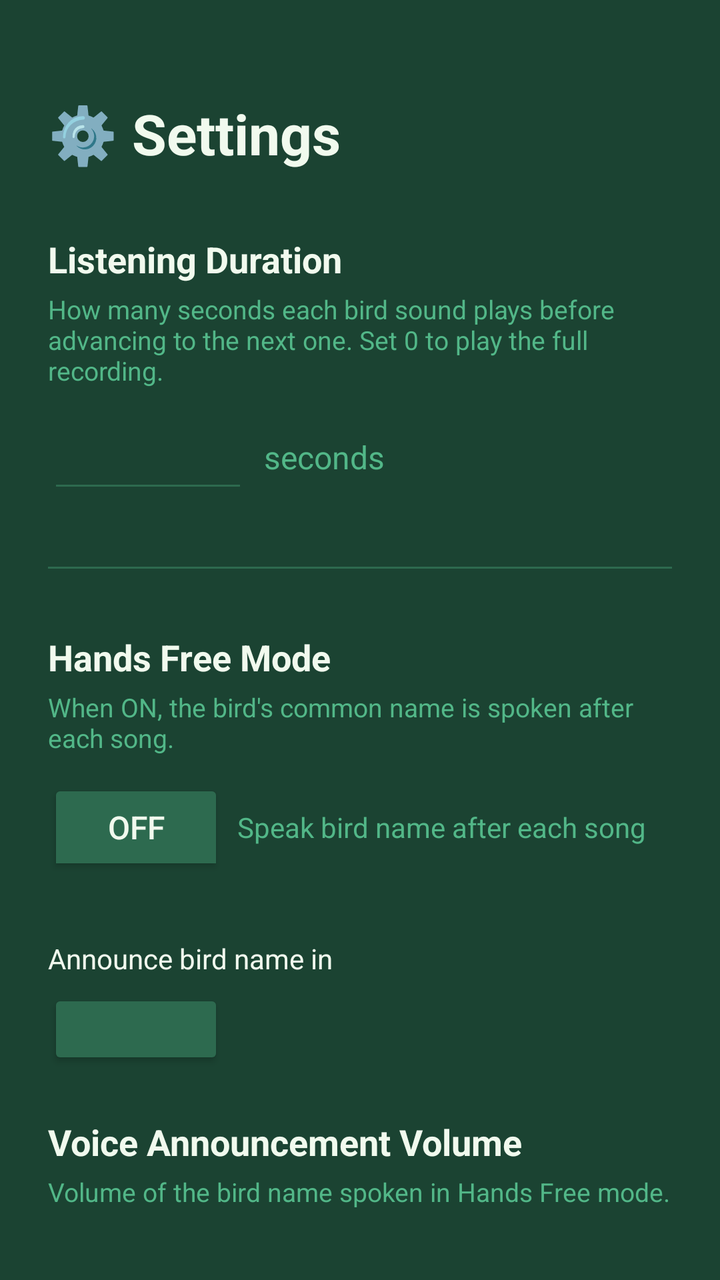
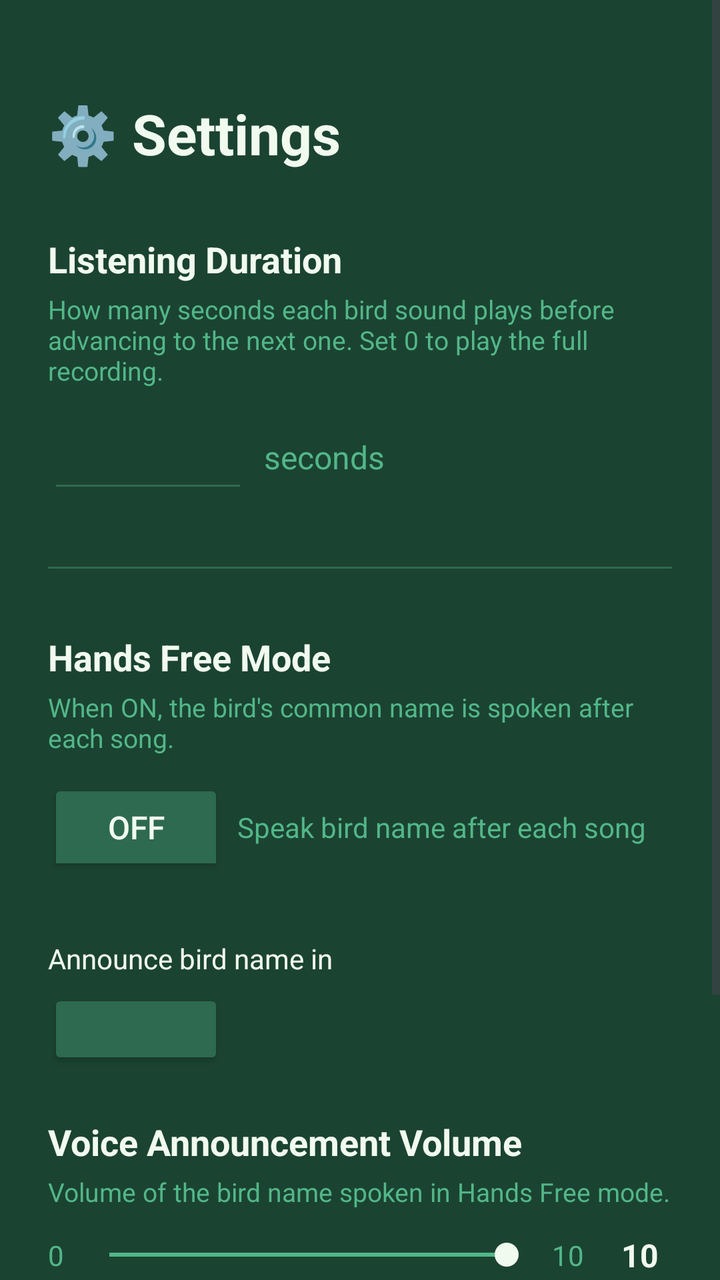

Before-and-after screenshots of an Android layout around one commit, followed by the original layout XML and the change that was made.
<!-- AndroidManifest.xml: application theme Theme.Birder -->
<!-- res/layout/activity_settings.xml -->
<?xml version="1.0" encoding="utf-8"?>
<LinearLayout xmlns:android="http://schemas.android.com/apk/res/android"
    android:layout_width="match_parent"
    android:layout_height="match_parent"
    android:orientation="vertical"
    android:background="@color/green_dark"
    android:padding="24dp">

    
    <TextView
        android:layout_width="match_parent"
        android:layout_height="wrap_content"
        android:text="⚙️ Settings"
        android:textSize="28sp"
        android:textColor="@color/cream"
        android:textStyle="bold"
        android:paddingTop="24dp"
        android:paddingBottom="32dp" />

    
    <TextView
        android:layout_width="match_parent"
        android:layout_height="wrap_content"
        android:text="Listening Duration"
        android:textSize="18sp"
        android:textColor="@color/cream"
        android:textStyle="bold"
        android:paddingBottom="4dp" />

    <TextView
        android:layout_width="match_parent"
        android:layout_height="wrap_content"
        android:text="How many seconds each bird sound plays before advancing to the next one. Set 0 to play the full recording."
        android:textSize="13sp"
        android:textColor="@color/green_light"
        android:paddingBottom="12dp" />

    <LinearLayout
        android:layout_width="match_parent"
        android:layout_height="wrap_content"
        android:orientation="horizontal"
        android:gravity="center_vertical"
        android:paddingBottom="32dp">

        <EditText
            android:id="@+id/etListeningDuration"
            android:layout_width="100dp"
            android:layout_height="wrap_content"
            android:inputType="number"
            android:textColor="@color/cream"
            android:textSize="22sp"
            android:backgroundTint="@color/green_mid"
            android:gravity="center"
            android:paddingHorizontal="12dp"
            android:paddingVertical="8dp" />

        <TextView
            android:layout_width="wrap_content"
            android:layout_height="wrap_content"
            android:text="  seconds"
            android:textSize="16sp"
            android:textColor="@color/green_light" />

    </LinearLayout>

    
    <View
        android:layout_width="match_parent"
        android:layout_height="1dp"
        android:background="@color/green_mid"
        android:layout_marginBottom="32dp" />

    
    <TextView
        android:layout_width="match_parent"
        android:layout_height="wrap_content"
        android:text="Hands Free Mode"
        android:textSize="18sp"
        android:textColor="@color/cream"
        android:textStyle="bold"
        android:paddingBottom="4dp" />

    <TextView
        android:layout_width="match_parent"
        android:layout_height="wrap_content"
        android:text="When ON, the bird's common name is spoken after each song."
        android:textSize="13sp"
        android:textColor="@color/green_light"
        android:paddingBottom="12dp" />

    <LinearLayout
        android:layout_width="match_parent"
        android:layout_height="wrap_content"
        android:orientation="horizontal"
        android:gravity="center_vertical"
        android:paddingBottom="32dp">

        <ToggleButton
            android:id="@+id/toggleHandsFree"
            android:layout_width="wrap_content"
            android:layout_height="wrap_content"
            android:textOn="ON"
            android:textOff="OFF"
            android:checked="false"
            android:textSize="16sp"
            android:textColor="@color/cream"
            android:backgroundTint="@color/green_mid" />



        <TextView
            android:layout_width="wrap_content"
            android:layout_height="wrap_content"
            android:text="  Speak bird name after each song"
            android:textSize="14sp"
            android:textColor="@color/green_light" />



    </LinearLayout>

    
    <TextView
        android:layout_width="match_parent"
        android:layout_height="wrap_content"
        android:text="Announce bird name in"
        android:textSize="14sp"
        android:textColor="@color/cream"
        android:paddingBottom="6dp" />

    <Button
        android:id="@+id/btnTtsLanguage"
        android:layout_width="wrap_content"
        android:layout_height="40dp"
        android:textSize="13sp"
        android:textColor="@color/cream"
        android:backgroundTint="@color/green_mid"
        android:layout_marginBottom="24dp" />

    
    <TextView
        android:layout_width="match_parent"
        android:layout_height="wrap_content"
        android:text="Voice Announcement Volume"
        android:textSize="18sp"
        android:textColor="@color/cream"
        android:textStyle="bold"
        android:paddingBottom="4dp" />

    <TextView
        android:layout_width="match_parent"
        android:layout_height="wrap_content"
        android:text="Volume of the bird name spoken in Hands Free mode."
        android:textSize="13sp"
        android:textColor="@color/green_light"
        android:paddingBottom="12dp" />

    <LinearLayout
        android:layout_width="match_parent"
        android:layout_height="wrap_content"
        android:orientation="horizontal"
        android:gravity="center_vertical"
        android:paddingBottom="32dp">

        <TextView
            android:layout_width="wrap_content"
            android:layout_height="wrap_content"
            android:text="0  "
            android:textColor="@color/green_light"
            android:textSize="14sp" />

        <SeekBar
            android:id="@+id/seekBarTtsVolume"
            android:layout_width="0dp"
            android:layout_height="wrap_content"
            android:layout_weight="1"
            android:max="10"
            android:progress="10"
            android:progressTint="@color/green_light"
            android:thumbTint="@color/cream" />

        <TextView
            android:layout_width="wrap_content"
            android:layout_height="wrap_content"
            android:text="  10"
            android:textColor="@color/green_light"
            android:textSize="14sp" />

        <TextView
            android:id="@+id/tvTtsVolumeValue"
            android:layout_width="32dp"
            android:layout_height="wrap_content"
            android:text="10"
            android:textColor="@color/cream"
            android:textSize="16sp"
            android:textStyle="bold"
            android:gravity="center"
            android:layout_marginStart="12dp" />

    </LinearLayout>

    
    <View
        android:layout_width="match_parent"
        android:layout_height="1dp"
        android:background="@color/green_mid"
        android:layout_marginBottom="32dp" />

    
    <View
        android:layout_width="match_parent"
        android:layout_height="1dp"
        android:background="@color/green_mid"
        android:layout_marginBottom="32dp" />

    
    <Button
        android:id="@+id/btnSave"
        android:layout_width="200dp"
        android:layout_height="56dp"
        android:text="💾  Save"
        android:textSize="18sp"
        android:textColor="@color/cream"
        android:backgroundTint="@color/green_mid"
        android:layout_gravity="center_horizontal" />

</LinearLayout>
<!-- resources referenced by this layout -->
<resources>
  <color name="cream">#F1FAEE</color>
  <color name="green_dark">#1B4332</color>
  <color name="green_light">#52B788</color>
  <color name="green_mid">#2D6A4F</color>
  <style name="Theme.Birder" parent="Base.Theme.Birder" />
  <style name="Base.Theme.Birder" parent="Theme.Material3.DayNight.NoActionBar">
          
          
      </style>
</resources>

<!-- the commit's change to res/layout/activity_settings.xml (unified diff, before → after) -->
@@ -1,10 +1,15 @@
 <?xml version="1.0" encoding="utf-8"?>
-<LinearLayout xmlns:android="http://schemas.android.com/apk/res/android"
+<ScrollView xmlns:android="http://schemas.android.com/apk/res/android"
     android:layout_width="match_parent"
     android:layout_height="match_parent"
-    android:orientation="vertical"
     android:background="@color/green_dark"
-    android:padding="24dp">
+    android:fitsSystemWindows="true">
+
+    <LinearLayout
+        android:layout_width="match_parent"
+        android:layout_height="wrap_content"
+        android:orientation="vertical"
+        android:padding="24dp">
 
     
     <TextView
@@ -160,7 +165,7 @@
         android:layout_height="wrap_content"
         android:orientation="horizontal"
         android:gravity="center_vertical"
-        android:paddingBottom="32dp">
+        android:paddingBottom="12dp">
 
         <TextView
             android:layout_width="wrap_content"
@@ -199,12 +204,74 @@
 
     </LinearLayout>
 
-    
-    <View
-        android:layout_width="match_parent"
-        android:layout_height="1dp"
-        android:background="@color/green_mid"
-        android:layout_marginBottom="32dp" />
+
+    
+    <Button
+        android:id="@+id/btnAdvancedSettings"
+        android:layout_width="200dp"
+        android:layout_height="48dp"
+        android:text="⚙️ Advanced Settings"
+        android:textSize="14sp"
+        android:textColor="@color/green_light"
+        android:backgroundTint="@color/green_dark"
+        android:layout_gravity="center_horizontal"
+        android:layout_marginBottom="12dp" />
+
+    
+    <LinearLayout
+        android:id="@+id/layoutAdvanced"
+        android:layout_width="match_parent"
+        android:layout_height="wrap_content"
+        android:orientation="vertical"
+        android:visibility="gone">
+
+        
+        <View
+            android:layout_width="match_parent"
+            android:layout_height="1dp"
+            android:background="@color/green_mid"
+            android:layout_marginBottom="20dp" />
+
+        <TextView
+            android:layout_width="match_parent"
+            android:layout_height="wrap_content"
+            android:text="🔐 Advanced Settings"
+            android:textSize="18sp"
+            android:textColor="@color/cream"
+            android:textStyle="bold"
+            android:paddingBottom="16dp" />
+
+        
+        <TextView
+            android:layout_width="match_parent"
+            android:layout_height="wrap_content"
+            android:text="Xeno-Canto API Key"
+            android:textSize="15sp"
+            android:textColor="@color/cream"
+            android:textStyle="bold"
+            android:paddingBottom="4dp" />
+
+        <TextView
+            android:layout_width="match_parent"
+            android:layout_height="wrap_content"
+            android:text="Your API key from xeno-canto.org/account"
+            android:textSize="12sp"
+            android:textColor="@color/green_light"
+            android:paddingBottom="8dp" />
+
+        <EditText
+            android:id="@+id/etApiKey"
+            android:layout_width="match_parent"
+            android:layout_height="wrap_content"
+            android:inputType="text"
+            android:textColor="@color/cream"
+            android:backgroundTint="@color/green_mid"
+            android:padding="8dp"
+            android:fontFamily="monospace"
+            android:textSize="13sp"
+            android:layout_marginBottom="24dp" />
+
+    </LinearLayout>
 
     
     <View
@@ -225,3 +292,4 @@
         android:layout_gravity="center_horizontal" />
 
 </LinearLayout>
+</ScrollView>
